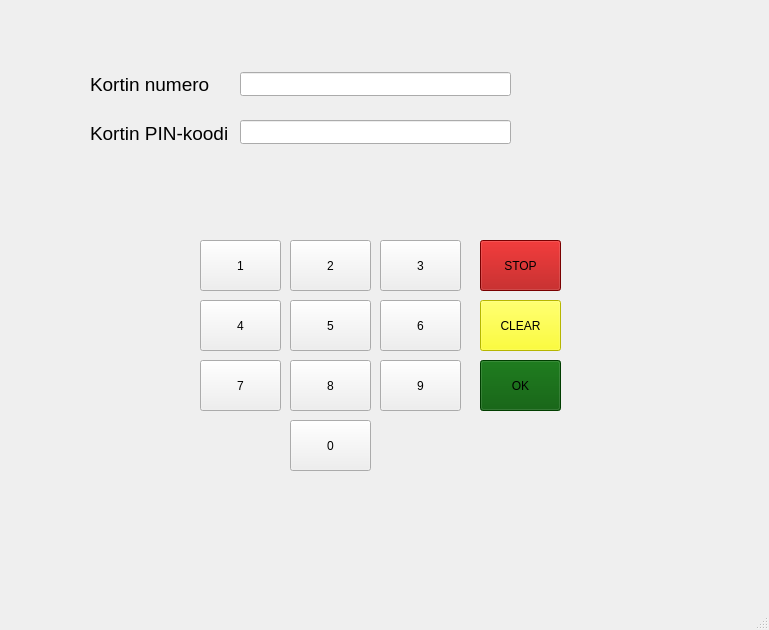
Before: the Qt Designer form frontend/mainwindow.ui in 22kmo-project/group_6, drawn with Qt 5.
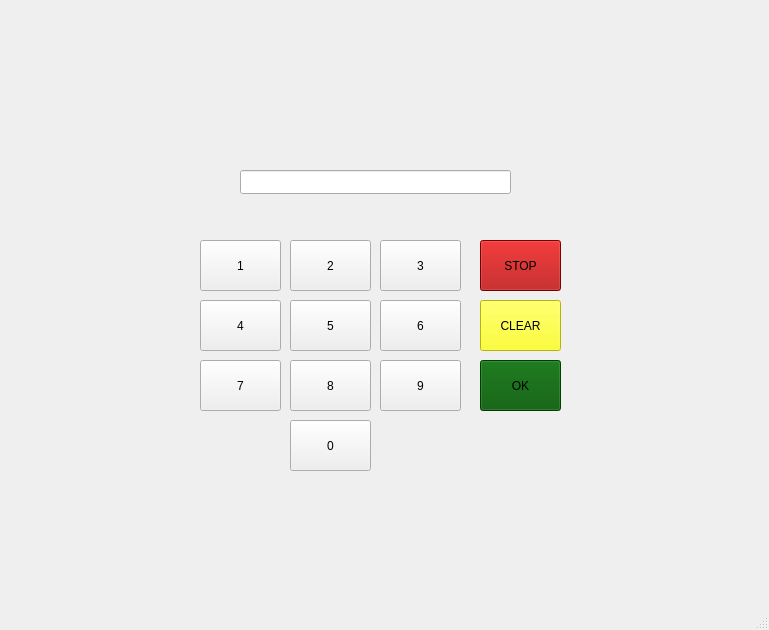
After: the same form once the commit is applied.

Commit message: kortin lukitus ja avaus toimii

Diff of the .ui file:
```diff
--- a/frontend/mainwindow.ui
+++ b/frontend/mainwindow.ui
@@ -14,63 +14,11 @@
    <string>MainWindow</string>
   </property>
   <widget class="QWidget" name="centralwidget">
-   <widget class="QLabel" name="label">
-    <property name="geometry">
-     <rect>
-      <x>90</x>
-      <y>71</y>
-      <width>131</width>
-      <height>26</height>
-     </rect>
-    </property>
-    <property name="font">
-     <font>
-      <pointsize>14</pointsize>
-     </font>
-    </property>
-    <property name="text">
-     <string>Kortin numero</string>
-    </property>
-   </widget>
-   <widget class="QLineEdit" name="textcard_pin">
-    <property name="geometry">
-     <rect>
-      <x>240</x>
-      <y>120</y>
-      <width>271</width>
-      <height>24</height>
-     </rect>
-    </property>
-    <property name="maxLength">
-     <number>4</number>
-    </property>
-    <property name="echoMode">
-     <enum>QLineEdit::Password</enum>
-    </property>
-   </widget>
-   <widget class="QLabel" name="label_2">
-    <property name="geometry">
-     <rect>
-      <x>90</x>
-      <y>120</y>
-      <width>151</width>
-      <height>26</height>
-     </rect>
-    </property>
-    <property name="font">
-     <font>
-      <pointsize>14</pointsize>
-     </font>
-    </property>
-    <property name="text">
-     <string>Kortin PIN-koodi</string>
-    </property>
-   </widget>
    <widget class="QLineEdit" name="textIdUser">
     <property name="geometry">
      <rect>
       <x>240</x>
-      <y>72</y>
+      <y>170</y>
       <width>271</width>
       <height>24</height>
      </rect>
@@ -79,10 +27,10 @@
    <widget class="QLabel" name="labelInfo">
     <property name="geometry">
      <rect>
-      <x>180</x>
-      <y>150</y>
-      <width>401</width>
-      <height>71</height>
+      <x>160</x>
+      <y>20</y>
+      <width>421</width>
+      <height>141</height>
      </rect>
     </property>
     <property name="font">
@@ -93,6 +41,9 @@
     <property name="text">
      <string/>
     </property>
+    <property name="alignment">
+     <set>Qt::AlignCenter</set>
+    </property>
    </widget>
    <widget class="QPushButton" name="btnNP_1">
     <property name="geometry">
```
The commit also changes 8 other files.
